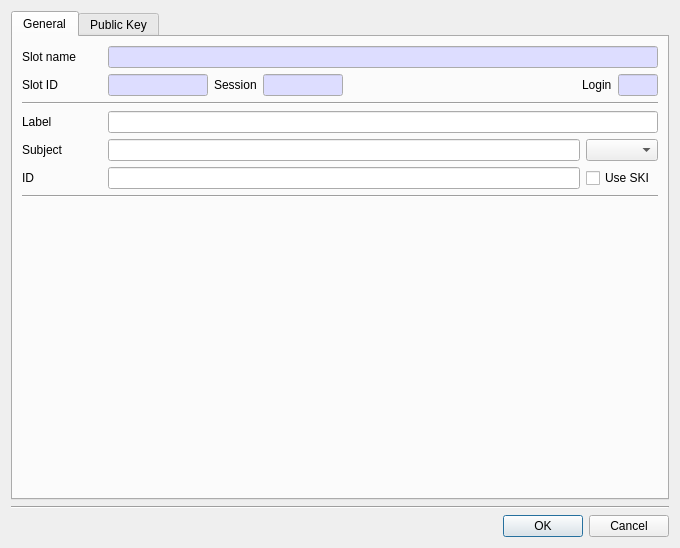
Old version of the form CryptokiMan/create_dsa_pub_key_dlg.ui in the repository jykim74/CryptokiMan.
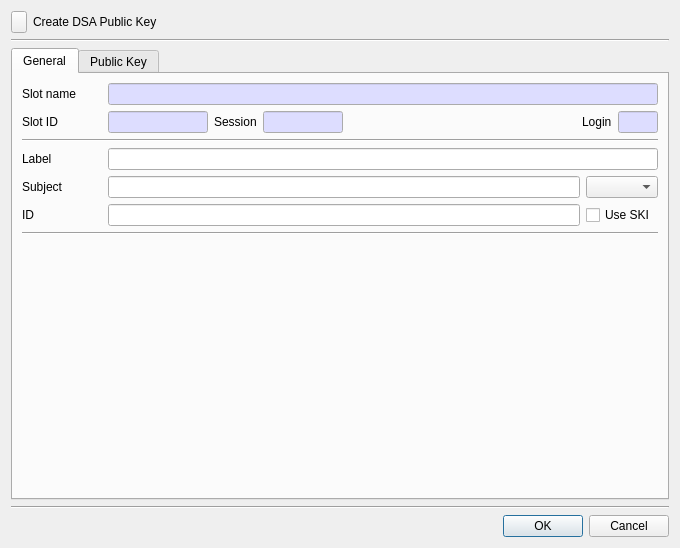
New version of the form. Icons and pictures are not drawn.

The edit to the form file:
```diff
--- a/CryptokiMan/create_dsa_pub_key_dlg.ui
+++ b/CryptokiMan/create_dsa_pub_key_dlg.ui
@@ -14,6 +14,47 @@
    <string>Create dsa public key</string>
   </property>
   <layout class="QVBoxLayout" name="verticalLayout">
+   <item>
+    <layout class="QGridLayout" name="gridLayout_7">
+     <item row="0" column="0">
+      <widget class="QPushButton" name="pushButton">
+       <property name="minimumSize">
+        <size>
+         <width>16</width>
+         <height>0</height>
+        </size>
+       </property>
+       <property name="maximumSize">
+        <size>
+         <width>16</width>
+         <height>16777215</height>
+        </size>
+       </property>
+       <property name="text">
+        <string/>
+       </property>
+       <property name="icon">
+        <iconset resource="cryptokiman.qrc">
+         <normaloff>:/images/dsa_pu.png</normaloff>:/images/dsa_pu.png</iconset>
+       </property>
+      </widget>
+     </item>
+     <item row="0" column="1">
+      <widget class="QLabel" name="label_2">
+       <property name="text">
+        <string>Create DSA Public Key</string>
+       </property>
+      </widget>
+     </item>
+    </layout>
+   </item>
+   <item>
+    <widget class="Line" name="line_6">
+     <property name="orientation">
+      <enum>Qt::Horizontal</enum>
+     </property>
+    </widget>
+   </item>
    <item>
     <widget class="QTabWidget" name="tabWidget">
      <property name="currentIndex">
```
Left out of the diff: 4 changed lines with no effect on the pictures.
